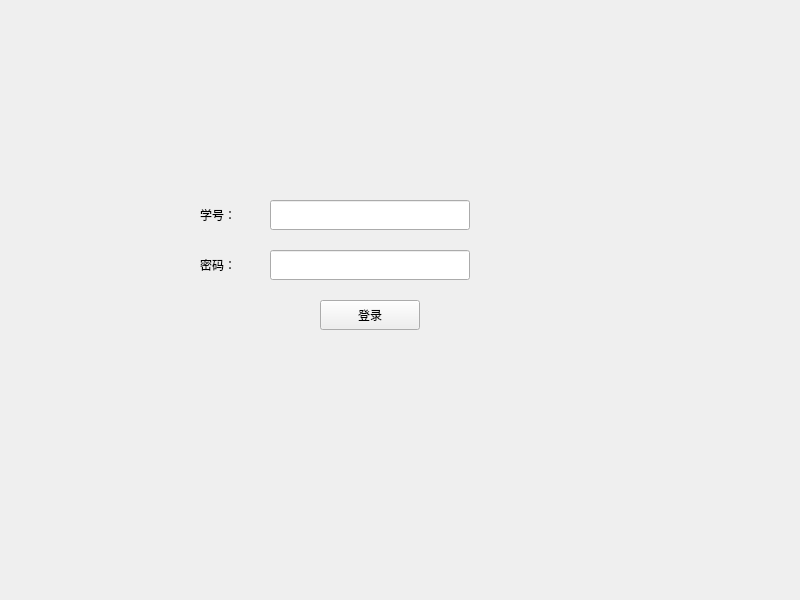
AlionFan/StudentSelectCourse, file new_ui.ui: the form before one commit.
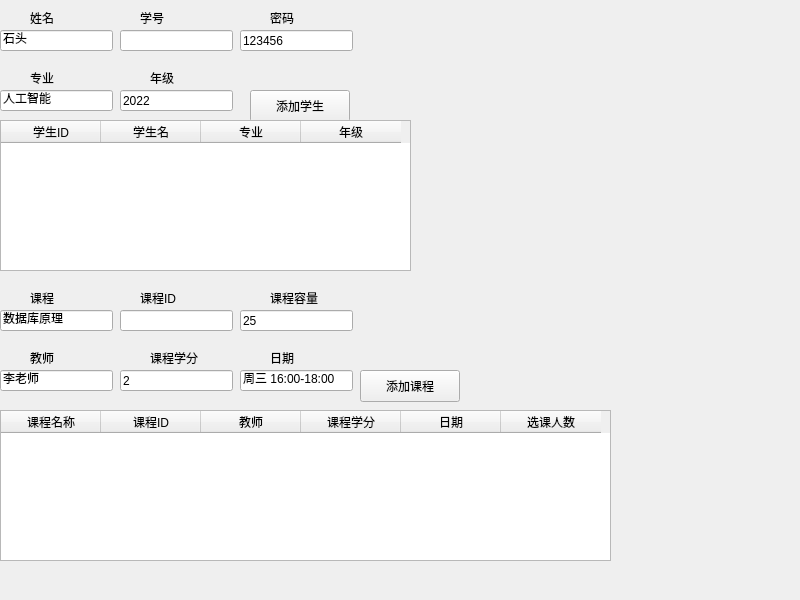
The form after the commit. The open tabs and pages were chosen to show the change.

Commit message: 添加学生添加课程，显示学生，显示课程

What changed in the file:
```diff
--- a/new_ui.ui
+++ b/new_ui.ui
@@ -17,10 +17,10 @@
    <widget class="QStackedWidget" name="stackedWidget">
     <property name="geometry">
      <rect>
-      <x>0</x>
+      <x>-10</x>
       <y>0</y>
-      <width>800</width>
-      <height>600</height>
+      <width>811</width>
+      <height>601</height>
      </rect>
     </property>
     <property name="currentIndex">
@@ -37,7 +37,7 @@
        </rect>
       </property>
       <property name="text">
-       <string>学号：</string>
+       <string>账号：</string>
       </property>
      </widget>
      <widget class="QLineEdit" name="studentIdLineEdit">
@@ -223,6 +223,390 @@
       </column>
      </widget>
     </widget>
+    <widget class="QWidget" name="adminpage">
+     <widget class="QPushButton" name="addstudent">
+      <property name="geometry">
+       <rect>
+        <x>260</x>
+        <y>90</y>
+        <width>100</width>
+        <height>32</height>
+       </rect>
+      </property>
+      <property name="text">
+       <string>添加学生</string>
+      </property>
+     </widget>
+     <widget class="QPushButton" name="addcourse">
+      <property name="geometry">
+       <rect>
+        <x>370</x>
+        <y>370</y>
+        <width>100</width>
+        <height>32</height>
+       </rect>
+      </property>
+      <property name="text">
+       <string>添加课程</string>
+      </property>
+     </widget>
+     <widget class="QLineEdit" name="studentname">
+      <property name="geometry">
+       <rect>
+        <x>10</x>
+        <y>30</y>
+        <width>113</width>
+        <height>21</height>
+       </rect>
+      </property>
+      <property name="text">
+       <string>石头</string>
+      </property>
+     </widget>
+     <widget class="QLabel" name="label">
+      <property name="geometry">
+       <rect>
+        <x>40</x>
+        <y>10</y>
+        <width>58</width>
+        <height>16</height>
+       </rect>
+      </property>
+      <property name="text">
+       <string>姓名</string>
+      </property>
+     </widget>
+     <widget class="QLineEdit" name="studentid">
+      <property name="geometry">
+       <rect>
+        <x>130</x>
+        <y>30</y>
+        <width>113</width>
+        <height>21</height>
+       </rect>
+      </property>
+      <property name="text">
+       <string/>
+      </property>
+     </widget>
+     <widget class="QLabel" name="label_3">
+      <property name="geometry">
+       <rect>
+        <x>150</x>
+        <y>10</y>
+        <width>58</width>
+        <height>16</height>
+       </rect>
+      </property>
+      <property name="text">
+       <string>学号</string>
+      </property>
+     </widget>
+     <widget class="QLineEdit" name="studentpassword">
+      <property name="geometry">
+       <rect>
+        <x>250</x>
+        <y>30</y>
+        <width>113</width>
+        <height>21</height>
+       </rect>
+      </property>
+      <property name="text">
+       <string>123456</string>
+      </property>
+     </widget>
+     <widget class="QLabel" name="label_4">
+      <property name="geometry">
+       <rect>
+        <x>280</x>
+        <y>10</y>
+        <width>58</width>
+        <height>16</height>
+       </rect>
+      </property>
+      <property name="text">
+       <string>密码</string>
+      </property>
+     </widget>
+     <widget class="QLineEdit" name="studentmajor">
+      <property name="geometry">
+       <rect>
+        <x>10</x>
+        <y>90</y>
+        <width>113</width>
+        <height>21</height>
+       </rect>
+      </property>
+      <property name="text">
+       <string>人工智能</string>
+      </property>
+     </widget>
+     <widget class="QLabel" name="label_5">
+      <property name="geometry">
+       <rect>
+        <x>40</x>
+        <y>70</y>
+        <width>58</width>
+        <height>16</height>
+       </rect>
+      </property>
+      <property name="text">
+       <string>专业</string>
+      </property>
+     </widget>
+     <widget class="QLineEdit" name="studentgrade">
+      <property name="geometry">
+       <rect>
+        <x>130</x>
+        <y>90</y>
+        <width>113</width>
+        <height>21</height>
+       </rect>
+      </property>
+      <property name="text">
+       <string>2022</string>
+      </property>
+     </widget>
+     <widget class="QLabel" name="label_6">
+      <property name="geometry">
+       <rect>
+        <x>160</x>
+        <y>70</y>
+        <width>58</width>
+        <height>16</height>
+       </rect>
+      </property>
+      <property name="text">
+       <string>年级</string>
+      </property>
+     </widget>
+     <widget class="QLineEdit" name="coursename">
+      <property name="geometry">
+       <rect>
+        <x>10</x>
+        <y>310</y>
+        <width>113</width>
+        <height>21</height>
+       </rect>
+      </property>
+      <property name="text">
+       <string>数据库原理</string>
+      </property>
+     </widget>
+     <widget class="QLabel" name="label_7">
+      <property name="geometry">
+       <rect>
+        <x>150</x>
+        <y>290</y>
+        <width>58</width>
+        <height>16</height>
+       </rect>
+      </property>
+      <property name="text">
+       <string>课程ID</string>
+      </property>
+     </widget>
+     <widget class="QLabel" name="label_8">
+      <property name="geometry">
+       <rect>
+        <x>280</x>
+        <y>290</y>
+        <width>58</width>
+        <height>16</height>
+       </rect>
+      </property>
+      <property name="text">
+       <string>课程容量</string>
+      </property>
+     </widget>
+     <widget class="QLineEdit" name="coursenumber">
+      <property name="geometry">
+       <rect>
+        <x>250</x>
+        <y>310</y>
+        <width>113</width>
+        <height>21</height>
+       </rect>
+      </property>
+      <property name="text">
+       <string>25</string>
+      </property>
+     </widget>
+     <widget class="QLineEdit" name="courseteacher">
+      <property name="geometry">
+       <rect>
+        <x>10</x>
+        <y>370</y>
+        <width>113</width>
+        <height>21</height>
+       </rect>
+      </property>
+      <property name="text">
+       <string>李老师</string>
+      </property>
+     </widget>
+     <widget class="QLabel" name="label_9">
+      <property name="geometry">
+       <rect>
+        <x>160</x>
+        <y>350</y>
+        <width>58</width>
+        <height>16</height>
+       </rect>
+      </property>
+      <property name="text">
+       <string>课程学分</string>
+      </property>
+     </widget>
+     <widget class="QLineEdit" name="coursecredit">
+      <property name="geometry">
+       <rect>
+        <x>130</x>
+        <y>370</y>
+        <width>113</width>
+        <height>21</height>
+       </rect>
+      </property>
+      <property name="text">
+       <string>2</string>
+      </property>
+     </widget>
+     <widget class="QLabel" name="label_10">
+      <property name="geometry">
+       <rect>
+        <x>40</x>
+        <y>350</y>
+        <width>58</width>
+        <height>16</height>
+       </rect>
+      </property>
+      <property name="text">
+       <string>教师</string>
+      </property>
+     </widget>
+     <widget class="QLabel" name="label_11">
+      <property name="geometry">
+       <rect>
+        <x>40</x>
+        <y>290</y>
+        <width>58</width>
+        <height>16</height>
+       </rect>
+      </property>
+      <property name="text">
+       <string>课程</string>
+      </property>
+     </widget>
+     <widget class="QLineEdit" name="courseid">
+      <property name="geometry">
+       <rect>
+        <x>130</x>
+        <y>310</y>
+        <width>113</width>
+        <height>21</height>
+       </rect>
+      </property>
+      <property name="text">
+       <string/>
+      </property>
+     </widget>
+     <widget class="QTableWidget" name="studenttable">
+      <property name="geometry">
+       <rect>
+        <x>10</x>
+        <y>120</y>
+        <width>411</width>
+        <height>151</height>
+       </rect>
+      </property>
+      <column>
+       <property name="text">
+        <string>学生ID</string>
+       </property>
+      </column>
+      <column>
+       <property name="text">
+        <string>学生名</string>
+       </property>
+      </column>
+      <column>
+       <property name="text">
+        <string>专业</string>
+       </property>
+      </column>
+      <column>
+       <property name="text">
+        <string>年级</string>
+       </property>
+      </column>
+     </widget>
+     <widget class="QTableWidget" name="coursetable">
+      <property name="geometry">
+       <rect>
+        <x>10</x>
+        <y>410</y>
+        <width>611</width>
+        <height>151</height>
+       </rect>
+      </property>
+      <column>
+       <property name="text">
+        <string>课程名称</string>
+       </property>
+      </column>
+      <column>
+       <property name="text">
+        <string>课程ID</string>
+       </property>
+      </column>
+      <column>
+       <property name="text">
+        <string>教师</string>
+       </property>
+      </column>
+      <column>
+       <property name="text">
+        <string>课程学分</string>
+       </property>
+      </column>
+      <column>
+       <property name="text">
+        <string>日期</string>
+       </property>
+      </column>
+      <column>
+       <property name="text">
+        <string>选课人数</string>
+       </property>
+      </column>
+     </widget>
+     <widget class="QLabel" name="label_42">
+      <property name="geometry">
+       <rect>
+        <x>280</x>
+        <y>350</y>
+        <width>58</width>
+        <height>16</height>
+       </rect>
+      </property>
+      <property name="text">
+       <string>日期</string>
+      </property>
+     </widget>
+     <widget class="QLineEdit" name="coursedate">
+      <property name="geometry">
+       <rect>
+        <x>250</x>
+        <y>370</y>
+        <width>113</width>
+        <height>21</height>
+       </rect>
+      </property>
+      <property name="text">
+       <string>周三 16:00-18:00</string>
+      </property>
+     </widget>
+    </widget>
    </widget>
   </widget>
  </widget>
```
Left out of the diff: 2 changed lines with no effect on the pictures. The commit also changes 8 other files.
